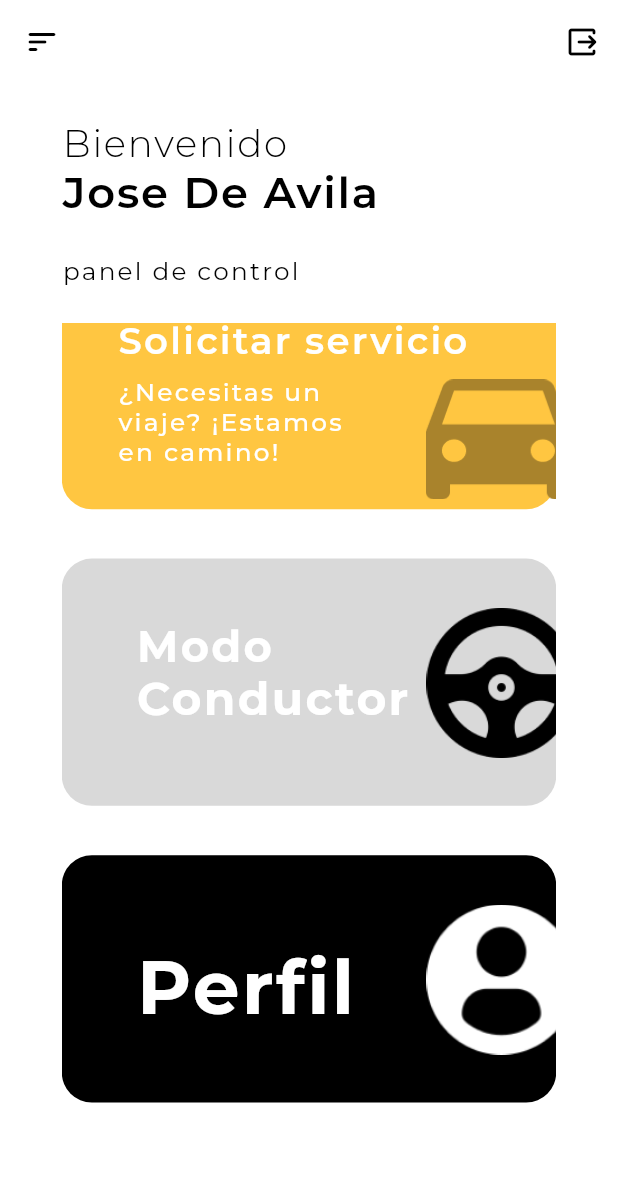
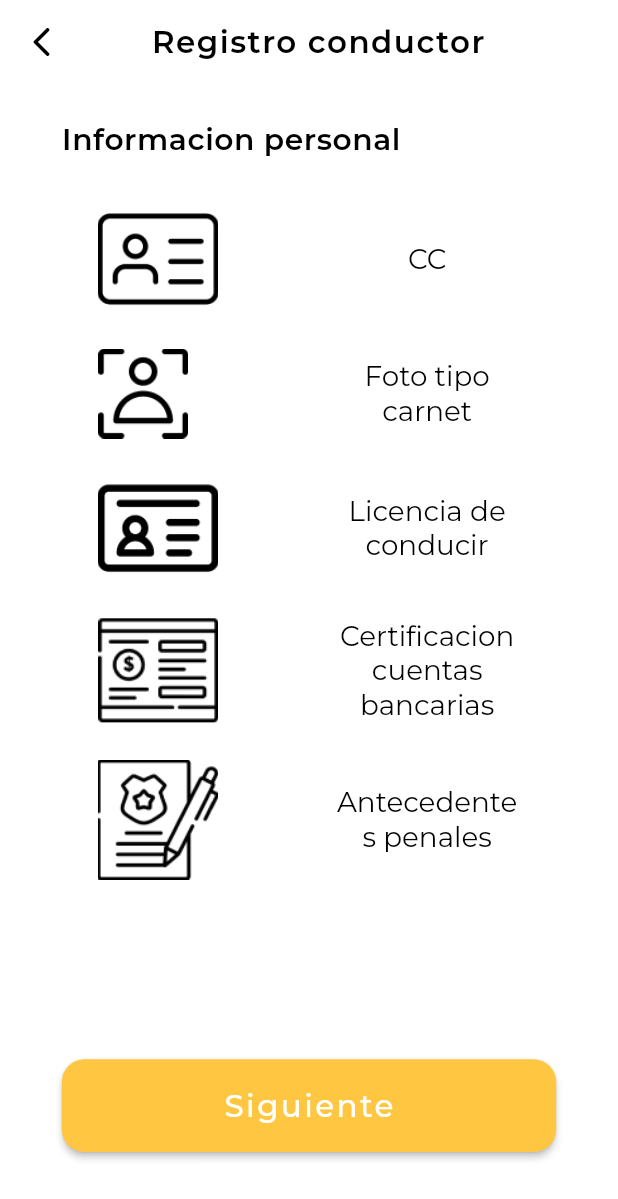
Before and after one commit to jrdeavila/Move, a Flutter app: the DashboardClient screen opened directly, scrolled down 57 dp, after a tap on "Modo", on a phone screen of 412 x 824 dp. Shown: the top 1199 px of the screen. Run offline on Flutter 3.47's test engine with Material 2 defaults, Android fonts, the phone set to English and light mode, and no system bars; our stand-ins replace cloud_firestore, firebase_auth, firebase_core, get, get_it, google_fonts and 1 more; accounts and stored records are empty; statements that could not run were skipped.

Commit message:
application form in progress

```diff
--- a/move_app/lib/lib.dart
+++ b/move_app/lib/lib.dart
@@ -1,3 +1,7 @@
 export 'firebase_options.dart';
 export 'main.dart';
 export 'src/src.dart';
+export 'package:flutter/material.dart';
+export 'package:google_fonts/google_fonts.dart';
+export 'package:move_app/src/presentation/utils/dimensions.dart';
+export 'package:get/get.dart';
--- /dev/null
+++ b/move_app/lib/src/presentation/pages/application/application.dart
@@ -0,0 +1,2 @@
+export 'package:move_app/lib.dart';
+export 'package:move_app/src/presentation/widgets/download.dart';
--- /dev/null
+++ b/move_app/lib/src/presentation/pages/application/application_form.dart
@@ -0,0 +1,166 @@
+import 'application.dart';
+
+class ApplicationForm extends StatefulWidget {
+  const ApplicationForm({super.key});
+
+  @override
+  State<ApplicationForm> createState() => _ApplicationFormState();
+}
+
+class _ApplicationFormState extends State<ApplicationForm> {
+  bool showFirstListView = true;
+  String title = 'Informacion personal';
+
+  void toggleListView() {
+    setState(() {
+      showFirstListView = !showFirstListView;
+      title = showFirstListView ? 'Informacion personal' : 'Datos del vehiculo';
+    });
+  }
+
+  Widget buildPersonalInfoListView() {
+    return ListView(
+      children: [
+        InputDownload(
+          title: 'CC',
+          root: 'assets/images/cc.png',
+          onPressed: () {},
+          width: 80,
+          height: 70,
+        ),
+        InputDownload(
+          title: 'Foto tipo carnet',
+          root: 'assets/images/photo.png',
+          onPressed: () {},
+          width: 60,
+          height: 60,
+        ),
+        InputDownload(
+          title: 'Licencia de conducir',
+          root: 'assets/images/driving_license.png',
+          onPressed: () {},
+          width: 80,
+          height: 70,
+        ),
+        InputDownload(
+          title: 'Certificacion cuentas bancarias',
+          root: 'assets/images/account_certification.png',
+          onPressed: () {},
+          width: 80,
+          height: 70,
+        ),
+        InputDownload(
+          title: 'Antecedentes penales',
+          root: 'assets/images/criminal_record.png',
+          onPressed: () {},
+          width: 80,
+          height: 80,
+        ),
+      ],
+    );
+  }
+
+  Widget buildVehicleInfoListView() {
+    return ListView(
+      children: [
+        InputDownload(
+          title: 'Tarjeta de propiedad',
+          root: 'assets/images/property_card.png',
+          onPressed: () {},
+          width: 90,
+          height: 80,
+        ),
+        InputDownload(
+          title: 'SOAT',
+          root: 'assets/images/soat.png',
+          onPressed: () {},
+          width: 80,
+          height: 70,
+        ),
+        InputDownload(
+          title: 'Tecnomecanica',
+          root: 'assets/images/technomechanical.png',
+          onPressed: () {},
+          width: 80,
+          height: 70,
+        ),
+        InputDownload(
+          title: 'Foto frontal y trasera',
+          root: 'assets/images/photo_car.png',
+          onPressed: () {},
+          width: 85,
+          height: 100,
+        ),
+      ],
+    );
+  }
+
+  @override
+  Widget build(BuildContext context) {
+    return Scaffold(
+      backgroundColor: Colors.white,
+      appBar: AppBar(
+        leading: IconButton(
+          onPressed: () {
+            Get.offAll(() => const DashboardClient());
+          },
+          icon: const Icon(Icons.arrow_back_ios_rounded, color: Colors.black),
+        ),
+        backgroundColor: Colors.transparent,
+        elevation: 0,
+        title: Padding(
+          padding: EdgeInsets.only(left: Dimensions.screenWidth * 0.07),
+          child: Text('Registro conductor',
+              style: GoogleFonts.montserrat(
+                color: Colors.black,
+                fontSize: Dimensions.screenWidth * 0.05,
+                fontWeight: FontWeight.w600,
+                letterSpacing: 1,
+              )),
+        ),
+      ),
+      body: Padding(
+        padding: EdgeInsets.symmetric(
+            horizontal: Dimensions.width10,
+            vertical: Dimensions.screenHeight * 0.03),
+        child: Column(
+          mainAxisAlignment: MainAxisAlignment.start,
+          crossAxisAlignment: CrossAxisAlignment.start,
+          children: [
+            Padding(
+              padding: EdgeInsets.only(
+                bottom: Dimensions.screenHeight * 0.03,
+              ),
+              child: Text(
+                title,
+                style: GoogleFonts.montserrat(
+                  color: Colors.black,
+                  fontSize: Dimensions.screenWidth * 0.048,
+                  fontWeight: FontWeight.w600,
+                  letterSpacing: 0.4,
+                ),
+              ),
+            ),
+            SizedBox(
+              height: Dimensions.screenHeight * 0.7,
+              child: showFirstListView
+                  ? buildPersonalInfoListView()
+                  : buildVehicleInfoListView(),
+            ),
+            showFirstListView
+                ? ButtonClassic(
+                    text: "Siguiente",
+                    onPressed: toggleListView,
+                    color: const Color.fromRGBO(255, 198, 65, 1),
+                  )
+                : ButtonClassic(
+                    text: "Finalizar",
+                    onPressed: () {},
+                    color: const Color.fromRGBO(255, 198, 65, 1),
+                  ),
+          ],
+        ),
+      ),
+    );
+  }
+}
--- a/move_app/lib/src/presentation/pages/dashboard/client/client.dart
+++ b/move_app/lib/src/presentation/pages/dashboard/client/client.dart
@@ -1 +1,2 @@
 export 'dashboard_client.dart';
+export 'package:move_app/src/presentation/pages/application/application_form.dart';
--- a/move_app/lib/src/presentation/pages/dashboard/client/dashboard_client.dart
+++ b/move_app/lib/src/presentation/pages/dashboard/client/dashboard_client.dart
@@ -1,6 +1,3 @@
-import 'package:flutter/material.dart';
-import 'package:get/get.dart';
-import 'package:google_fonts/google_fonts.dart';
 import 'package:move_app/lib.dart';
 
 class DashboardClient extends StatefulWidget {
@@ -81,7 +78,9 @@ class _DashboardClientState extends State<DashboardClient> {
                       color: const Color.fromRGBO(217, 217, 217, 1),
                       colorTitle: Colors.white,
                       root: 'assets/images/steering.png',
-                      onPressed: () {},
+                      onPressed: () {
+                        Get.offAll(() => const ApplicationForm());
+                      },
                     ),
                     CardClassic(
                       title: 'Perfil',
--- a/move_app/lib/src/presentation/pages/profile/profiles.dart
+++ b/move_app/lib/src/presentation/pages/profile/profiles.dart
@@ -1,6 +1,3 @@
-import 'package:flutter/material.dart';
-import 'package:get/get.dart';
-import 'package:google_fonts/google_fonts.dart';
 import 'package:move_app/lib.dart';
 
 class Profiles extends StatefulWidget {
--- a/move_app/lib/src/presentation/widgets/button.dart
+++ b/move_app/lib/src/presentation/widgets/button.dart
@@ -66,7 +66,7 @@ class _CustomButtonState extends State<CustomButton> {
       child: TextButton(
         onPressed: widget.onPressed,
         style: TextButton.styleFrom(
-          backgroundColor: const Color.fromARGB(255, 179, 174, 174),
+          backgroundColor: const Color.fromRGBO(234, 234, 234, 1),
           padding: const EdgeInsets.symmetric(vertical: 19, horizontal: 20),
           shape: RoundedRectangleBorder(
             borderRadius: BorderRadius.circular(8),
--- /dev/null
+++ b/move_app/lib/src/presentation/widgets/download.dart
@@ -0,0 +1,68 @@
+import 'package:flutter/material.dart';
+import 'package:google_fonts/google_fonts.dart';
+import 'package:move_app/src/presentation/utils/dimensions.dart';
+
+class InputDownload extends StatelessWidget {
+  final String title;
+  final double width;
+  final double height;
+  final String root;
+  final VoidCallback? onPressed;
+
+  const InputDownload({
+    required this.title,
+    this.onPressed,
+    super.key,
+    required this.root,
+    required this.width,
+    required this.height,
+  });
+
+  @override
+  Widget build(BuildContext context) {
+    return Padding(
+      padding: EdgeInsets.only(bottom: Dimensions.screenHeight * 0.01),
+      child: Container(
+        constraints: BoxConstraints(
+          maxWidth: Dimensions.screenWidth * 0.05,
+        ),
+        child: MaterialButton(
+          shape: const RoundedRectangleBorder(
+            borderRadius: BorderRadius.all(Radius.circular(30)),
+          ),
+          color: Colors.white,
+          elevation: 0,
+          onPressed: onPressed,
+          minWidth: Dimensions.screenWidth * 0.06,
+          child: Padding(
+            padding: EdgeInsets.all(Dimensions.screenWidth * 0.02),
+            child: Row(
+              crossAxisAlignment: CrossAxisAlignment.center,
+              mainAxisAlignment: MainAxisAlignment.spaceBetween,
+              children: [
+                Image.asset(
+                  root,
+                  width: width,
+                  height: height,
+                  fit: BoxFit.cover,
+                ),
+                SizedBox(
+                  width: Dimensions.screenWidth * 0.3,
+                  child: Text(
+                    title,
+                    style: GoogleFonts.montserrat(
+                      color: Colors.black,
+                      fontSize: Dimensions.screenWidth * 0.045,
+                      fontWeight: FontWeight.w400,
+                    ),
+                    textAlign: TextAlign.center,
+                  ),
+                ),
+              ],
+            ),
+          ),
+        ),
+      ),
+    );
+  }
+}
```
Also changed, not shown: move_app/lib/src/presentation/pages/authentication/login.dart (+14 -53 lines), move_app/assets/images/account_certification.png (added), move_app/assets/images/cc.png (added), move_app/assets/images/criminal_record.png (added), move_app/assets/images/driving_license.png (added), move_app/assets/images/photo.png (added), move_app/assets/images/photo_car.png (added), move_app/assets/images/property_card.png (added), move_app/assets/images/soat.png (added), move_app/assets/images/technomechanical.png (added).
